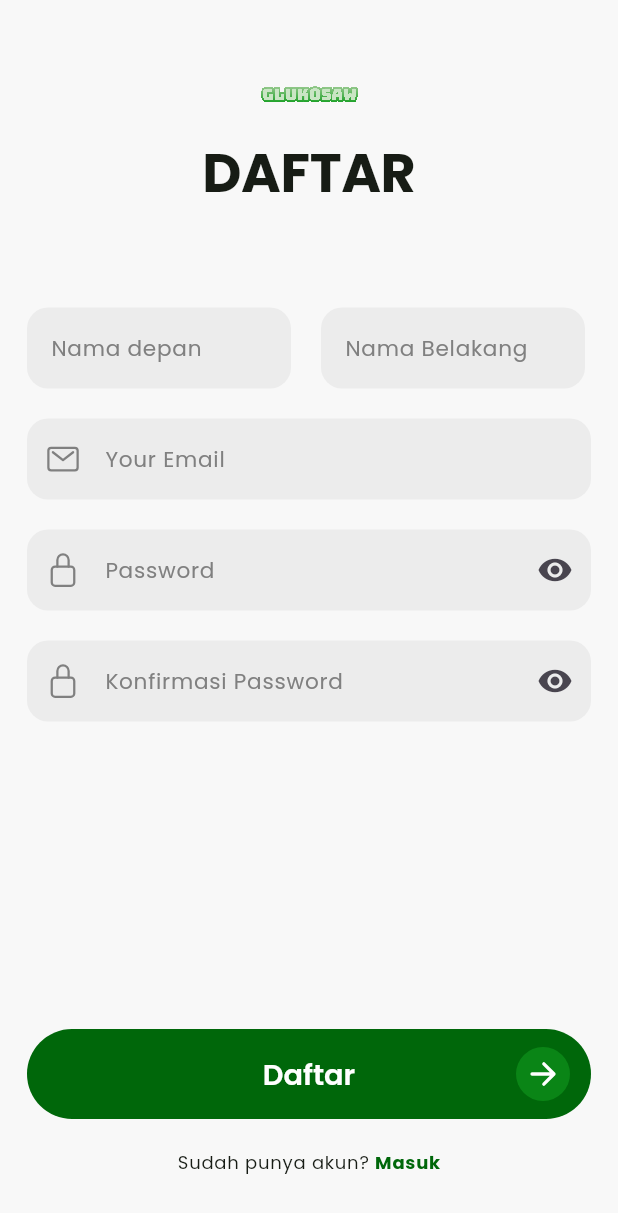
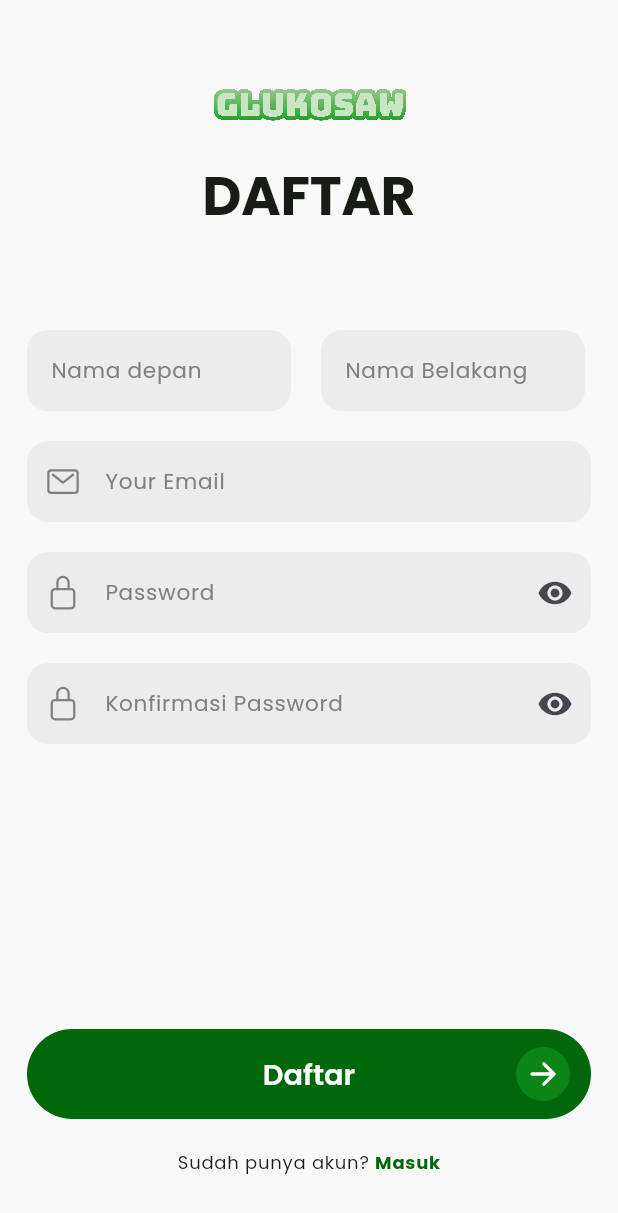
Before and after one commit to haidarfathin/Flutter_Nutrisee, a Flutter app: the PaginatedSignupScreen screen opened by its route, on a phone screen of 412 x 824 dp. Shown: the top 1213 px of the screen. Run offline on Flutter 3.47's test engine with Material 3 defaults, Android fonts, the phone set to English and light mode, and no system bars; our stand-ins replace bloc, camera, cloud_firestore, dio, dropdown_button2, equatable and 28 more; missing offline and left inert: edge_detection, mobile_scanner; accounts and stored records are empty; generated files the repository leaves out were written again; network calls fail.

Commit message:
checkpoint aplikasi glukosaw

```diff
--- a/lib/ui/auth/screen/login_screen.dart
+++ b/lib/ui/auth/screen/login_screen.dart
@@ -43,7 +43,7 @@ class _LoginScreenState extends State<LoginScreen> {
             child: Column(
               crossAxisAlignment: CrossAxisAlignment.center,
               children: [
-                Assets.images.icLogo.image(height: 15),
+                Assets.images.icLogo.image(height: 30),
                 const Gap(24),
                 Text(
                   "Masuk",
--- a/lib/ui/auth/screen/paginated_signup_screen.dart
+++ b/lib/ui/auth/screen/paginated_signup_screen.dart
@@ -230,7 +230,7 @@ class _PaginatedSignupScreenState extends State<PaginatedSignupScreen> {
           Column(
             crossAxisAlignment: CrossAxisAlignment.center,
             children: [
-              Assets.images.icLogo.image(height: 15),
+              Assets.images.icLogo.image(height: 30),
               const Gap(24),
               Text(
                 "DAFTAR",
--- a/lib/ui/router.dart
+++ b/lib/ui/router.dart
@@ -23,7 +23,7 @@ import 'splash/screen/splash_screen.dart';
 var router = GoRouter(routes: [
   GoRoute(
     path: '/',
-    builder: (context, state) => const SplashScreen(),
+    builder: (context, state) => const HomeScreen(),
   ),
   GoRoute(
     path: '/menu',
--- a/lib/ui/splash/widget/im_flutter.dart
+++ b/lib/ui/splash/widget/im_flutter.dart
@@ -8,7 +8,7 @@
   @override
   Widget build(BuildContext context) {
     return Center(
-      child: Assets.images.icLogo.image(height: 50),
+      child: Assets.images.icBrand.image(height: 150),
     );
   }
 }
```
